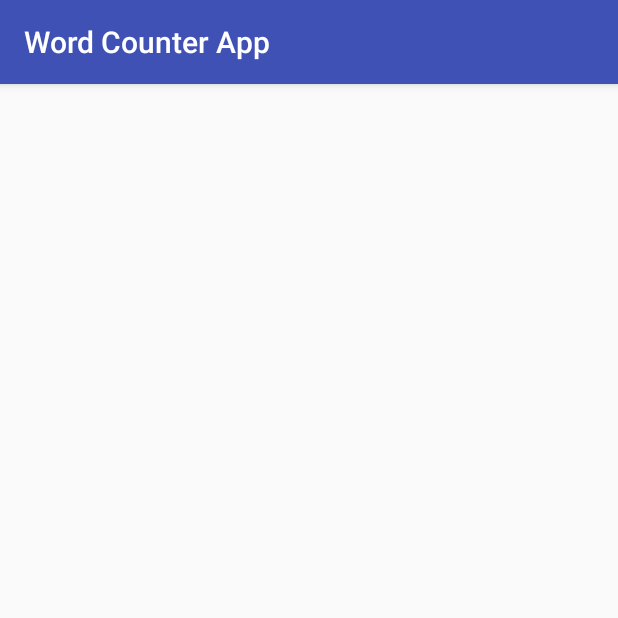
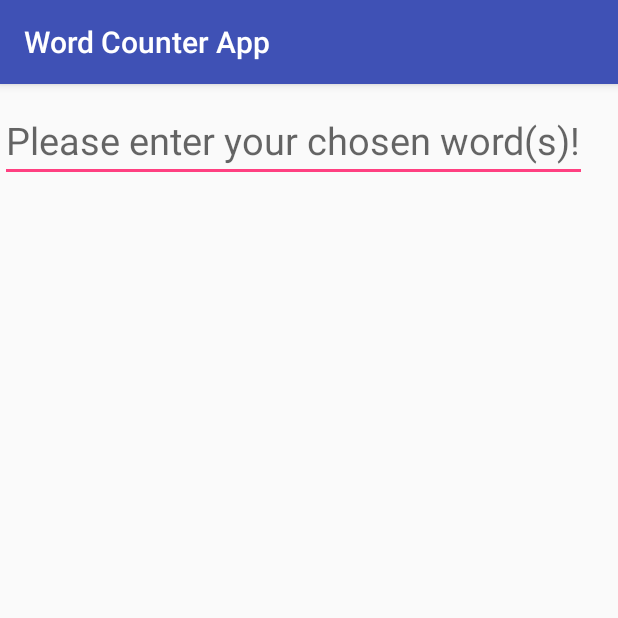
Before and after one commit to cbalsara/android_homework_week7_day2, an Android app: the screen it shows after launch (WordCount), on a phone screen of 412 x 824 dp, the top half of it. Run offline under Robolectric (Android 15) with nearby library versions, the phone set to English and light mode, and no system bars.

Commit message:
added edit text control to app

```diff
--- a/app/src/main/java/com/example/user/wordcounter/WordCount.java
+++ b/app/src/main/java/com/example/user/wordcounter/WordCount.java
@@ -2,6 +2,7 @@ package com.example.user.wordcounter;
 
 import android.os.Bundle;
 import android.support.v7.app.AppCompatActivity;
+import android.util.Log;
 
 /**
  * Created by user on 08/11/2016.
@@ -11,6 +12,7 @@ public class WordCount extends AppCompatActivity {
 
     @Override
     protected void onCreate(Bundle savedInstanceState){
+        Log.d("WordCount", "onCreate is up and running properly!");
         super.onCreate(savedInstanceState);
         setContentView(R.layout.activity_main);
 
--- a/app/src/main/res/layout/activity_main.xml
+++ b/app/src/main/res/layout/activity_main.xml
@@ -1,6 +1,15 @@
 <?xml version="1.0" encoding="utf-8"?>
 <LinearLayout xmlns:android="http://schemas.android.com/apk/res/android"
-    android:orientation="vertical" android:layout_width="match_parent"
+    android:orientation="vertical"
+    android:layout_width="match_parent"
     android:layout_height="match_parent">
 
+<EditText
+    android:id="@+id/question_text"
+    android:hint="@string/response"
+    android:textSize="25dp"
+    android:layout_marginTop="10dp"
+    android:layout_width="wrap_content"
+    android:layout_height="wrap_content"/>
+
 </LinearLayout>
--- a/app/src/main/res/values/strings.xml
+++ b/app/src/main/res/values/strings.xml
@@ -1,3 +1,4 @@
 <resources>
     <string name="app_name">WordCounter</string>
+    <string name="response"> Please enter your chosen word(s)!</string>
 </resources>
```
